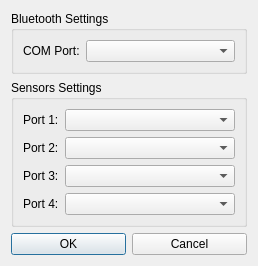
First picture: the form in unreal/branches/robots/qrgui/dialogs/robotSettingsDialog.ui, repository qreal/qreal, before the edit.
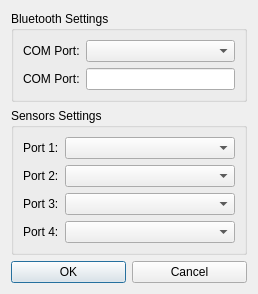
Second picture: the form after the edit.

Commit message: Ability to set COM port directly, workaround for enumerator bug

```diff
--- a/unreal/branches/robots/qrgui/dialogs/robotSettingsDialog.ui
+++ b/unreal/branches/robots/qrgui/dialogs/robotSettingsDialog.ui
@@ -56,6 +56,16 @@
       <item row="0" column="1">
        <widget class="QComboBox" name="comPortComboBox"/>
       </item>
+      <item row="1" column="0">
+       <widget class="QLabel" name="directInputComPortLabel">
+        <property name="text">
+         <string>COM Port:</string>
+        </property>
+       </widget>
+      </item>
+      <item row="1" column="1">
+       <widget class="QLineEdit" name="directInputComPortLineEdit"/>
+      </item>
      </layout>
     </widget>
    </item>
```
The commit also changes 2 other files.
